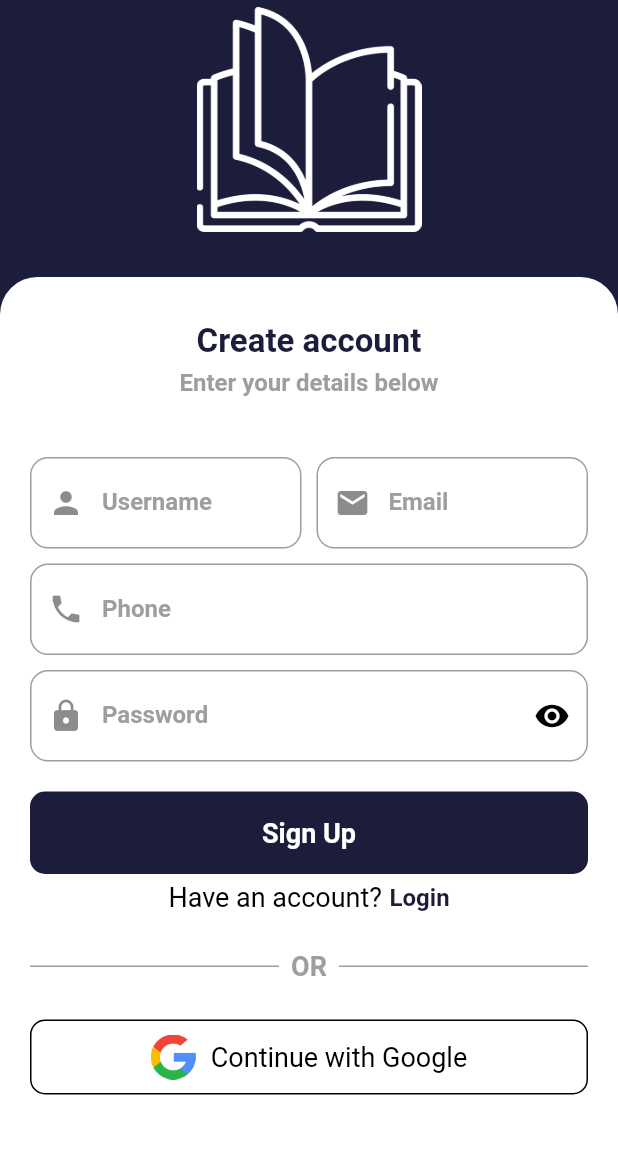
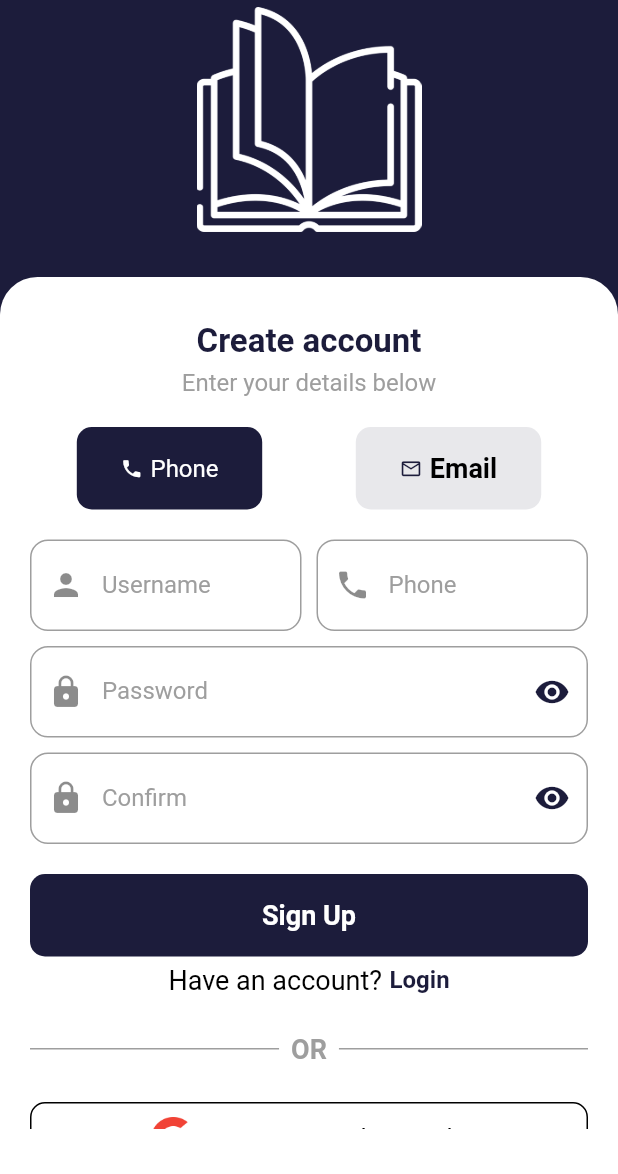
Before and after one commit to nasifayc/delta-bookstore-flutter, a Flutter app: the SignUpPage screen opened by its route, on a phone screen of 412 x 824 dp, the part 62-1236 px from its top. Run offline on Flutter 3.47's test engine with Material 3 defaults, Android fonts, the light colour scheme and no system bars; our stand-ins replace equatable, flutter_bloc, shared_preferences; accounts and stored records are empty; Roboto replaces fonts that are missing (roboto).

Commit message:
fix: sign up page fixed

```diff
--- a/delta_ebookstore_app/lib/core/theme/app_theme.dart
+++ b/delta_ebookstore_app/lib/core/theme/app_theme.dart
@@ -34,7 +34,7 @@ class LightModeTheme extends AppTheme {
   @override
   Color get primary => const Color(0xFF1C1C3B);
   @override
-  Color get secondary => const Color(0xFF000000);
+  Color get secondary => const Color(0xFFFFFFFF);
   @override
   Color get tertiary => const Color(0xFF9E9E9E);
 
--- a/delta_ebookstore_app/lib/widgets/common/form_components.dart
+++ b/delta_ebookstore_app/lib/widgets/common/form_components.dart
@@ -236,7 +236,7 @@ class FormComponents {
             suffixIcon: IconButton(
               icon: Icon(
                 obscureText ? Icons.visibility : Icons.visibility_off,
-                color: theme.secondary,
+                color: theme.primary,
               ),
               onPressed: () {
                 setState(() {
--- a/delta_ebookstore_app/lib/widgets/signup/signup_from.dart
+++ b/delta_ebookstore_app/lib/widgets/signup/signup_from.dart
@@ -17,7 +17,20 @@ class _SignupFromState extends State<SignupFrom> {
   final TextEditingController _usernameController = TextEditingController();
   final TextEditingController _emailController = TextEditingController();
   final TextEditingController _passwordController = TextEditingController();
+  final TextEditingController _confirmController = TextEditingController();
   final TextEditingController _phoneController = TextEditingController();
+
+  bool _isPhoneSelected = true;
+
+  @override
+  void dispose() {
+    _usernameController.dispose();
+    _emailController.dispose();
+    _passwordController.dispose();
+    _confirmController.dispose();
+    _phoneController.dispose();
+    super.dispose();
+  }
 
   @override
   Widget build(BuildContext context) {
@@ -44,10 +57,74 @@ class _SignupFromState extends State<SignupFrom> {
                 ),
                 Text(
                   "Enter your details below",
-                  style: theme.typography.titleSmall,
+                  style: theme.typography.titleSmall
+                      .copyWith(fontWeight: FontWeight.normal),
                 ),
                 const SizedBox(
-                  height: 40,
+                  height: 20,
+                ),
+                // Selector for Phone or Email
+                Row(
+                  mainAxisAlignment: MainAxisAlignment.spaceAround,
+                  children: [
+                    PrimaryButton(
+                        width: MediaQuery.of(context).size.width * 0.3,
+                        onPressed: () => setState(() {
+                              _isPhoneSelected = true;
+                            }),
+                        color: _isPhoneSelected
+                            ? theme.primary
+                            : theme.primary.withOpacity(0.1),
+                        child: Row(
+                          mainAxisAlignment: MainAxisAlignment.center,
+                          children: [
+                            Icon(
+                              Icons.phone,
+                              size: 15,
+                              color: _isPhoneSelected
+                                  ? theme.secondary
+                                  : theme.primary,
+                            ),
+                            const SizedBox(width: 5),
+                            Text(
+                              'Phone',
+                              style: _isPhoneSelected
+                                  ? theme.typography.bodySmallWhite
+                                  : theme.typography.titleMedium,
+                            ),
+                          ],
+                        )),
+                    PrimaryButton(
+                        width: MediaQuery.of(context).size.width * 0.3,
+                        onPressed: () => setState(() {
+                              _isPhoneSelected = false;
+                            }),
+                        color: !_isPhoneSelected
+                            ? theme.primary
+                            : theme.primary.withOpacity(0.1),
+                        child: Row(
+                          mainAxisAlignment: MainAxisAlignment.center,
+                          children: [
+                            Icon(
+                              Icons.email_outlined,
+                              size: 15,
+                              color: !_isPhoneSelected
+                                  ? theme.secondary
+                                  : theme.primary,
+                            ),
+                            const SizedBox(width: 5),
+                            Text(
+                              'Email',
+                              style: !_isPhoneSelected
+                                  ? theme.typography.bodySmallWhite
+                                  : theme.typography.titleMedium,
+                            ),
+                          ],
+                        )),
+                  ],
+                ),
+                const SizedBox(
+                  height: 20,
                 ),
                 Row(
                   children: [
@@ -56,7 +133,8 @@ class _SignupFromState extends State<SignupFrom> {
                         _usernameController,
                         Text(
                           'Username',
-                          style: theme.typography.titleSmall,
+                          style: theme.typography.titleSmall
+                              .copyWith(fontWeight: FontWeight.normal),
                         ),
                         prefixIcon: const Icon(Icons.person),
                         validator: (value) {
@@ -72,15 +150,34 @@ class _SignupFromState extends State<SignupFrom> {
                       width: 10,
                     ),
                     Expanded(
-                      child: formComponents.buildNormalTextField(
+                      child: _isPhoneSelected
+                          ? formComponents.buildNormalTextField(
+                              _phoneController,
+                              Text(
+                                "Phone",
+                                style: theme.typography.titleSmall
+                                    .copyWith(fontWeight: FontWeight.normal),
+                              ),
+                              prefixIcon: const Icon(Icons.phone),
+                              validator: (value) {
+                                if (value == null || value.isEmpty) {
+                                  return 'phone is required!';
+                                }
+
+                                return null;
+                              },
+                            )
+                          : formComponents.buildNormalTextField(
                               _emailController,
                               Text(
                                 'Email',
-                          style: theme.typography.titleSmall,
+                                style: theme.typography.titleSmall
+                                    .copyWith(fontWeight: FontWeight.normal),
                               ),
                               prefixIcon: const Icon(Icons.email),
                               validator: (value) {
-                          final emailRegex = RegExp(r'^[^@]+@[^@]+\.[^@]+');
+                                final emailRegex =
+                                    RegExp(r'^[^@]+@[^@]+\.[^@]+');
                                 if (value == null || value.isEmpty) {
                                   return 'email is required!';
                                 }
@@ -92,28 +189,11 @@ class _SignupFromState extends State<SignupFrom> {
                                 }
                                 return null;
                               },
-                      ),
+                            ), // Dynamically show Email or Phone input
                     )
                   ],
                 ),
-                const SizedBox(
-                  height: 10,
-                ),
-                formComponents.buildNormalTextField(
-                  _phoneController,
-                  Text(
-                    "Phone",
-                    style: theme.typography.titleSmall,
-                  ),
-                  prefixIcon: const Icon(Icons.phone),
-                  validator: (value) {
-                    if (value == null || value.isEmpty) {
-                      return 'phone is required!';
-                    }
 
-                    return null;
-                  },
-                ),
                 const SizedBox(
                   height: 10,
                 ),
@@ -121,7 +201,8 @@ class _SignupFromState extends State<SignupFrom> {
                   _passwordController,
                   Text(
                     'Password',
-                    style: theme.typography.titleSmall,
+                    style: theme.typography.titleSmall
+                        .copyWith(fontWeight: FontWeight.normal),
                   ),
                   prefixIcon: const Icon(Icons.lock),
                   validator: (value) {
@@ -139,6 +220,31 @@ class _SignupFromState extends State<SignupFrom> {
                   },
                 ),
                 const SizedBox(
+                  height: 10,
+                ),
+                formComponents.buildPasswordField(
+                  _confirmController,
+                  Text(
+                    'Confirm',
+                    style: theme.typography.titleSmall
+                        .copyWith(fontWeight: FontWeight.normal),
+                  ),
+                  prefixIcon: const Icon(Icons.lock),
+                  validator: (value) {
+                    final passwordRegex =
+                        RegExp(r'^(?=.*[A-Za-z])(?=.*\d)[A-Za-z\d]{8,}$');
+                    if (value == null || value.isEmpty) {
+                      return 'confirm password!';
+                    }
+
+                    if (!passwordRegex
+                        .hasMatch(_passwordController.text.trim())) {
+                      return 'Password must be at least 8 characters long and contain both letters and numbers.';
+                    }
+                    return null;
+                  },
+                ),
+                const SizedBox(
                   height: 20,
                 ),
                 PrimaryButton(
@@ -146,7 +252,7 @@ class _SignupFromState extends State<SignupFrom> {
                     if (_formKey.currentState?.validate() ?? false) {
                       ScaffoldMessenger.of(context).showSnackBar(
                         SnackBar(
-                            content: const Text("Data Submited successfuly"),
+                          content: const Text("Data Submitted successfully"),
                           backgroundColor: theme.primary,
                         ),
                       );
@@ -157,7 +263,8 @@ class _SignupFromState extends State<SignupFrom> {
                   child: Text(
                     'Sign Up',
                     style: theme.typography.bodyMediumWhite,
-                    )),
+                  ),
+                ),
                 const SizedBox(
                   height: 5,
                 ),
```
Lines whose indentation alone changed are shown as unchanged.
